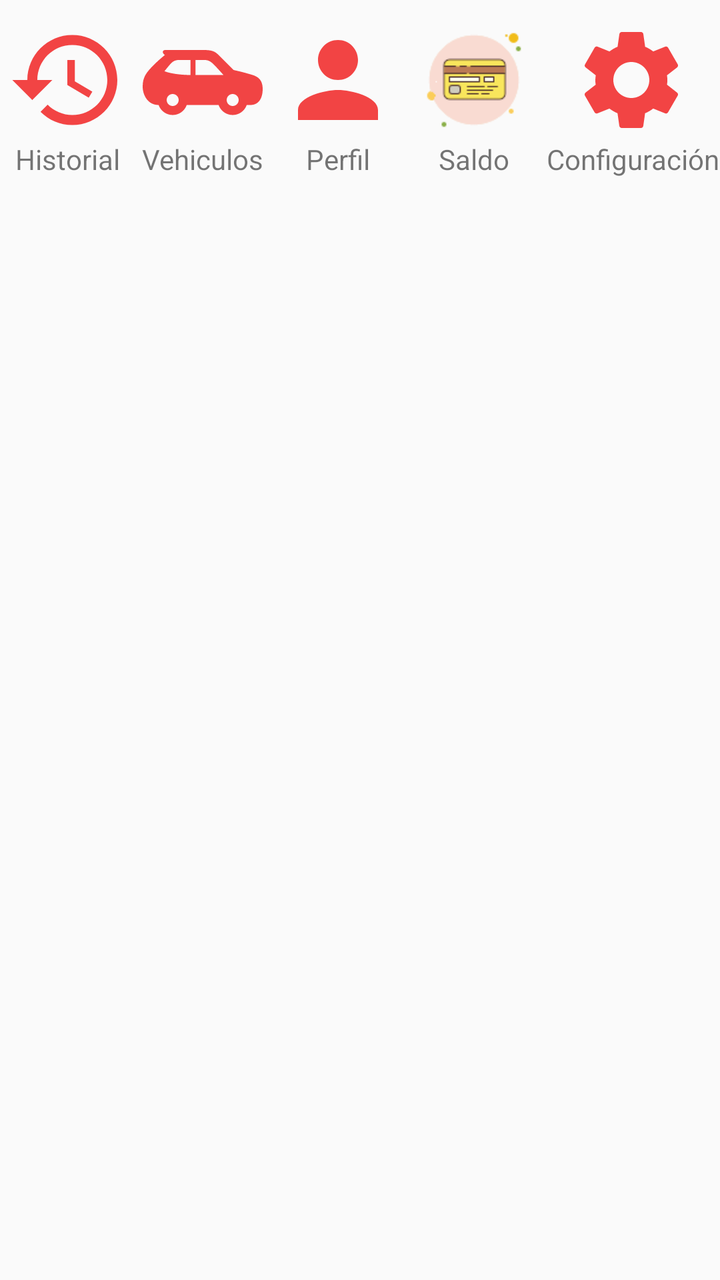
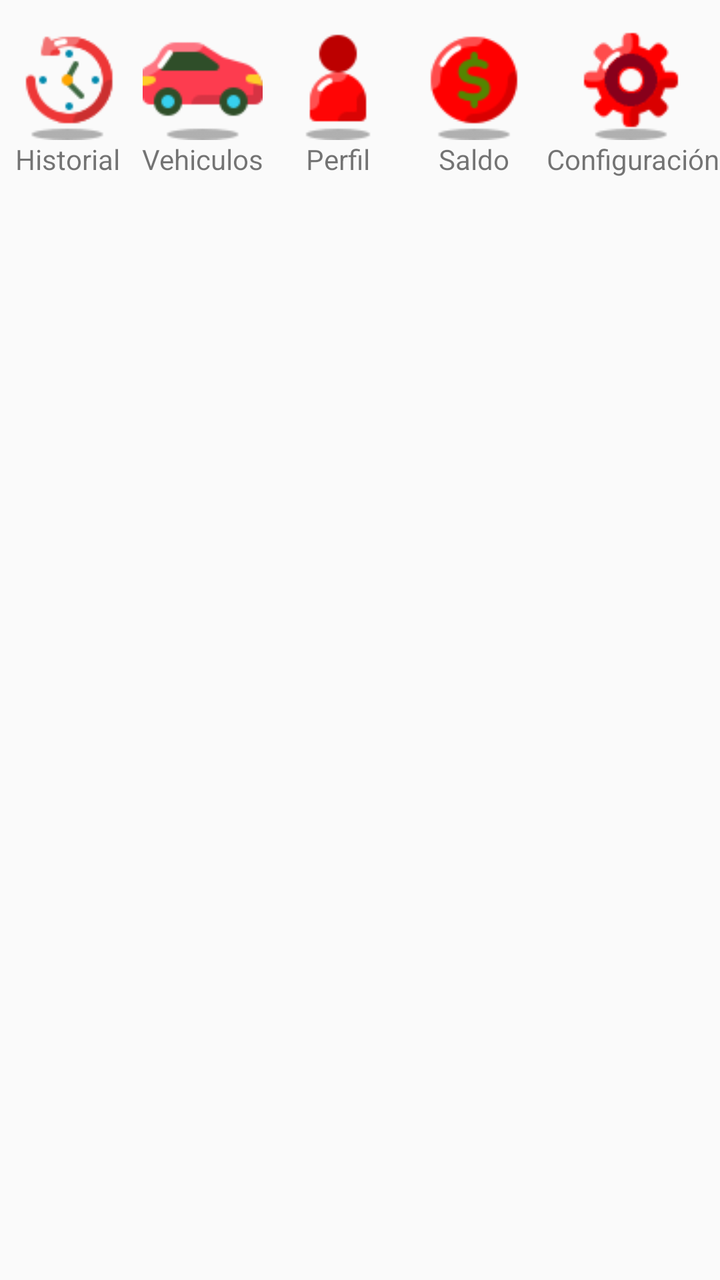

An Android layout rendered at two revisions. The XML below is the earlier revision; the diff shows what the commit changed to produce the second picture.
<!-- AndroidManifest.xml: application theme Theme.ToonsConductor -->
<!-- res/layout/modal_bottom_sheet_menu.xml -->
<?xml version="1.0" encoding="utf-8"?>
<FrameLayout
    xmlns:android="http://schemas.android.com/apk/res/android"
    xmlns:app="http://schemas.android.com/apk/res-auto"
    android:layout_width="match_parent"
    android:layout_height="wrap_content"
    app:layout_behavior="com.google.android.material.bottomsheet.BottomSheetBehavior">


    <LinearLayout
        android:layout_width="match_parent"
        android:layout_height="wrap_content"
        android:orientation="vertical"
        android:layout_marginBottom="10dp"
        android:layout_marginTop="10dp"
        android:layout_gravity="top">

        <LinearLayout
            android:layout_width="match_parent"
            android:layout_height="wrap_content"
            android:orientation="horizontal">

            <LinearLayout
                android:id="@+id/linearLayoutHistory"
                android:layout_width="0dp"
                android:layout_height="wrap_content"
                android:orientation="vertical"
                android:layout_weight="1"
                android:gravity="center">

                <ImageView
                    android:layout_width="60dp"
                    android:layout_height="60dp"
                    android:src="@drawable/ic_history" />

                <TextView
                    android:layout_width="wrap_content"
                    android:layout_height="wrap_content"
                    android:text="Historial" />

            </LinearLayout>

            <LinearLayout
                android:id="@+id/linearLayoutCar"
                android:layout_width="0dp"
                android:layout_height="wrap_content"
                android:layout_weight="1"
                android:orientation="vertical"
                android:gravity="center">

                <ImageView
                    android:layout_width="60dp"
                    android:layout_height="60dp"
                    android:src="@drawable/ic_paralel_car_red" />

                <TextView
                    android:layout_width="wrap_content"
                    android:layout_height="wrap_content"
                    android:text="Vehiculos" />

            </LinearLayout>

            <LinearLayout
                android:id="@+id/linearLayoutProfile"
                android:layout_width="0dp"
                android:layout_height="wrap_content"
                android:layout_weight="1"
                android:orientation="vertical"
                android:gravity="center">

                <ImageView
                    android:layout_width="60dp"
                    android:layout_height="60dp"
                    android:src="@drawable/ic_person" />

                <TextView
                    android:layout_width="wrap_content"
                    android:layout_height="wrap_content"
                    android:text="Perfil" />

            </LinearLayout>

            <LinearLayout
                android:id="@+id/linearLayoutRecagas"
                android:layout_width="0dp"
                android:layout_height="wrap_content"
                android:orientation="vertical"
                android:layout_weight="1"
                android:gravity="center">

                <ImageView
                    android:id="@+id/imageView4"
                    android:layout_width="match_parent"
                    android:layout_height="60dp"
                    android:src="@drawable/ic_credi_card" />

                <TextView
                    android:id="@+id/textView3"
                    android:layout_width="match_parent"
                    android:layout_height="wrap_content"

                    android:foregroundGravity="center"
                    android:gravity="center"
                    android:text="Saldo" />
            </LinearLayout>

            <LinearLayout
                android:id="@+id/linearLayoutConfiguracion"
                android:layout_width="wrap_content"
                android:layout_height="wrap_content"
                android:layout_gravity="right"
                android:foregroundGravity="right"
                android:orientation="vertical"
                android:gravity="center">

                <ImageView
                    android:id="@+id/imageView3"
                    android:layout_width="89dp"
                    android:layout_height="60dp"
                    android:layout_gravity="right"
                    android:src="@drawable/baseline_settings_24" />

                <TextView
                    android:id="@+id/textView2"
                    android:layout_width="wrap_content"
                    android:layout_height="wrap_content"
                    android:layout_gravity="right"
                    android:text="Configuración" />

            </LinearLayout>

        </LinearLayout>



    <LinearLayout
        android:layout_width="match_parent"
        android:layout_height="wrap_content"
        android:layout_marginTop="8dp"
        android:orientation="horizontal">





        <LinearLayout
            android:id="@+id/linearLayoutReport"
            android:visibility="gone"
            android:layout_width="0dp"
            android:layout_height="wrap_content"
            android:layout_weight="1"
            android:orientation="vertical"
            android:gravity="center">

            <ImageView
                android:layout_width="60dp"
                android:layout_height="60dp"
                android:src="@drawable/ic_report" />

            <TextView
                android:layout_width="wrap_content"
                android:layout_height="wrap_content"
                android:text="Reportes" />

        </LinearLayout>

    </LinearLayout>
    </LinearLayout>


</FrameLayout>
<!-- resources referenced by this layout -->
<resources>
  <!-- drawable baseline_settings_24 (drawable) -->
  <vector android:height="24dp" android:tint="@color/rojo"
      android:viewportHeight="24" android:viewportWidth="24"
      android:width="24dp" xmlns:android="http://schemas.android.com/apk/res/android">
      <path android:fillColor="@android:color/white" android:pathData="M19.14,12.94c0.04,-0.3 0.06,-0.61 0.06,-0.94c0,-0.32 -0.02,-0.64 -0.07,-0.94l2.03,-1.58c0.18,-0.14 0.23,-0.41 0.12,-0.61l-1.92,-3.32c-0.12,-0.22 -0.37,-0.29 -0.59,-0.22l-2.39,0.96c-0.5,-0.38 -1.03,-0.7 -1.62,-0.94L14.4,2.81c-0.04,-0.24 -0.24,-0.41 -0.48,-0.41h-3.84c-0.24,0 -0.43,0.17 -0.47,0.41L9.25,5.35C8.66,5.59 8.12,5.92 7.63,6.29L5.24,5.33c-0.22,-0.08 -0.47,0 -0.59,0.22L2.74,8.87C2.62,9.08 2.66,9.34 2.86,9.48l2.03,1.58C4.84,11.36 4.8,11.69 4.8,12s0.02,0.64 0.07,0.94l-2.03,1.58c-0.18,0.14 -0.23,0.41 -0.12,0.61l1.92,3.32c0.12,0.22 0.37,0.29 0.59,0.22l2.39,-0.96c0.5,0.38 1.03,0.7 1.62,0.94l0.36,2.54c0.05,0.24 0.24,0.41 0.48,0.41h3.84c0.24,0 0.44,-0.17 0.47,-0.41l0.36,-2.54c0.59,-0.24 1.13,-0.56 1.62,-0.94l2.39,0.96c0.22,0.08 0.47,0 0.59,-0.22l1.92,-3.32c0.12,-0.22 0.07,-0.47 -0.12,-0.61L19.14,12.94zM12,15.6c-1.98,0 -3.6,-1.62 -3.6,-3.6s1.62,-3.6 3.6,-3.6s3.6,1.62 3.6,3.6S13.98,15.6 12,15.6z"/>
  </vector>
  <!-- drawable ic_credi_card: png bitmap (drawable, 2980 bytes) -->
  <!-- drawable ic_history (drawable) -->
  <vector android:height="250dp" android:tint="@color/rojo"
      android:viewportHeight="24" android:viewportWidth="24"
      android:width="250dp" xmlns:android="http://schemas.android.com/apk/res/android">
      <path android:fillColor="@android:color/white" android:pathData="M13,3c-4.97,0 -9,4.03 -9,9L1,12l3.89,3.89 0.07,0.14L9,12L6,12c0,-3.87 3.13,-7 7,-7s7,3.13 7,7 -3.13,7 -7,7c-1.93,0 -3.68,-0.79 -4.94,-2.06l-1.42,1.42C8.27,19.99 10.51,21 13,21c4.97,0 9,-4.03 9,-9s-4.03,-9 -9,-9zM12,8v5l4.28,2.54 0.72,-1.21 -3.5,-2.08L13.5,8L12,8z"/>
  </vector>
  <!-- drawable ic_paralel_car_red (drawable) -->
  <vector xmlns:android="http://schemas.android.com/apk/res/android"
      android:width="24dp"
      android:height="24dp"
      android:viewportWidth="24"
      android:viewportHeight="24">
    <path
        android:fillColor="@color/rojo"
        android:pathData="M21.739,10.921c-1.347,-0.39 -1.885,-0.538 -3.552,-0.921 0,0 -2.379,-2.359 -2.832,-2.816 -0.568,-0.572 -1.043,-1.184 -2.949,-1.184h-7.894c-0.511,0 -0.736,0.547 -0.07,1 -0.742,0.602 -1.619,1.38 -2.258,2.027 -1.435,1.455 -2.184,2.385 -2.184,4.255 0,1.76 1.042,3.718 3.174,3.718h0.01c0.413,1.162 1.512,2 2.816,2 1.304,0 2.403,-0.838 2.816,-2h6.367c0.413,1.162 1.512,2 2.816,2s2.403,-0.838 2.816,-2h0.685c1.994,0 2.5,-1.776 2.5,-3.165 0,-2.041 -1.123,-2.584 -2.261,-2.914zM6,17.2c-0.662,0 -1.2,-0.538 -1.2,-1.2s0.538,-1.2 1.2,-1.2 1.2,0.538 1.2,1.2 -0.538,1.2 -1.2,1.2zM9.576,11c-1.071,0 -3.5,-0.106 -5.219,-0.75 0.578,-0.75 0.998,-1.222 1.27,-1.536 0.318,-0.368 0.873,-0.714 1.561,-0.714h2.388v3zM10.576,8h1.835c0.882,0 1.428,0.493 2.022,1.105 0.452,0.466 1.732,1.895 1.732,1.895h-5.588v-3zM18,17.2c-0.662,0 -1.2,-0.538 -1.2,-1.2s0.538,-1.2 1.2,-1.2 1.2,0.538 1.2,1.2 -0.538,1.2 -1.2,1.2z"/>
  </vector>
  <!-- drawable ic_person (drawable) -->
  <vector android:height="250dp" android:tint="@color/rojo"
      android:viewportHeight="24" android:viewportWidth="24"
      android:width="250dp" xmlns:android="http://schemas.android.com/apk/res/android">
      <path android:fillColor="@android:color/white" android:pathData="M12,12c2.21,0 4,-1.79 4,-4s-1.79,-4 -4,-4 -4,1.79 -4,4 1.79,4 4,4zM12,14c-2.67,0 -8,1.34 -8,4v2h16v-2c0,-2.66 -5.33,-4 -8,-4z"/>
  </vector>
  <style name="Theme.ToonsConductor" parent="Base.Theme.ToonsConductor" />
  <color name="rojo">#EEF13737</color>
  <color name="white">#FFFFFFFF</color>
  <color name="black">#FF000000</color>
  <color name="grey">#BFBFBF</color>
  <style name="CustomProgressBar" parent="@android:style/Widget.ProgressBar">
          <item name="android:backgroundTint">@color/red</item>
      </style>
  <color name="red">#FF1739</color>
  <!-- unchanged entries left out for length: 2 -->
</resources>

<!-- the commit's change to res/layout/modal_bottom_sheet_menu.xml (unified diff, before → after) -->
@@ -51,7 +51,7 @@
                 <ImageView
                     android:layout_width="60dp"
                     android:layout_height="60dp"
-                    android:src="@drawable/ic_paralel_car_red" />
+                    android:src="@drawable/ic_car" />
 
                 <TextView
                     android:layout_width="wrap_content"
@@ -92,13 +92,12 @@
                     android:id="@+id/imageView4"
                     android:layout_width="match_parent"
                     android:layout_height="60dp"
-                    android:src="@drawable/ic_credi_card" />
+                    android:src="@drawable/ic_saldo_logo" />
 
                 <TextView
                     android:id="@+id/textView3"
                     android:layout_width="match_parent"
                     android:layout_height="wrap_content"
-
                     android:foregroundGravity="center"
                     android:gravity="center"
                     android:text="Saldo" />
<!-- resource entries referenced after the edit -->
@@ -1,34 +1,10 @@
 <!-- resources referenced by this layout -->
 <resources>
-  <!-- drawable baseline_settings_24 (drawable) -->
-  <vector android:height="24dp" android:tint="@color/rojo"
-      android:viewportHeight="24" android:viewportWidth="24"
-      android:width="24dp" xmlns:android="http://schemas.android.com/apk/res/android">
-      <path android:fillColor="@android:color/white" android:pathData="M19.14,12.94c0.04,-0.3 0.06,-0.61 0.06,-0.94c0,-0.32 -0.02,-0.64 -0.07,-0.94l2.03,-1.58c0.18,-0.14 0.23,-0.41 0.12,-0.61l-1.92,-3.32c-0.12,-0.22 -0.37,-0.29 -0.59,-0.22l-2.39,0.96c-0.5,-0.38 -1.03,-0.7 -1.62,-0.94L14.4,2.81c-0.04,-0.24 -0.24,-0.41 -0.48,-0.41h-3.84c-0.24,0 -0.43,0.17 -0.47,0.41L9.25,5.35C8.66,5.59 8.12,5.92 7.63,6.29L5.24,5.33c-0.22,-0.08 -0.47,0 -0.59,0.22L2.74,8.87C2.62,9.08 2.66,9.34 2.86,9.48l2.03,1.58C4.84,11.36 4.8,11.69 4.8,12s0.02,0.64 0.07,0.94l-2.03,1.58c-0.18,0.14 -0.23,0.41 -0.12,0.61l1.92,3.32c0.12,0.22 0.37,0.29 0.59,0.22l2.39,-0.96c0.5,0.38 1.03,0.7 1.62,0.94l0.36,2.54c0.05,0.24 0.24,0.41 0.48,0.41h3.84c0.24,0 0.44,-0.17 0.47,-0.41l0.36,-2.54c0.59,-0.24 1.13,-0.56 1.62,-0.94l2.39,0.96c0.22,0.08 0.47,0 0.59,-0.22l1.92,-3.32c0.12,-0.22 0.07,-0.47 -0.12,-0.61L19.14,12.94zM12,15.6c-1.98,0 -3.6,-1.62 -3.6,-3.6s1.62,-3.6 3.6,-3.6s3.6,1.62 3.6,3.6S13.98,15.6 12,15.6z"/>
-  </vector>
-  <!-- drawable ic_credi_card: png bitmap (drawable, 2980 bytes) -->
-  <!-- drawable ic_history (drawable) -->
-  <vector android:height="250dp" android:tint="@color/rojo"
-      android:viewportHeight="24" android:viewportWidth="24"
-      android:width="250dp" xmlns:android="http://schemas.android.com/apk/res/android">
-      <path android:fillColor="@android:color/white" android:pathData="M13,3c-4.97,0 -9,4.03 -9,9L1,12l3.89,3.89 0.07,0.14L9,12L6,12c0,-3.87 3.13,-7 7,-7s7,3.13 7,7 -3.13,7 -7,7c-1.93,0 -3.68,-0.79 -4.94,-2.06l-1.42,1.42C8.27,19.99 10.51,21 13,21c4.97,0 9,-4.03 9,-9s-4.03,-9 -9,-9zM12,8v5l4.28,2.54 0.72,-1.21 -3.5,-2.08L13.5,8L12,8z"/>
-  </vector>
-  <!-- drawable ic_paralel_car_red (drawable) -->
-  <vector xmlns:android="http://schemas.android.com/apk/res/android"
-      android:width="24dp"
-      android:height="24dp"
-      android:viewportWidth="24"
-      android:viewportHeight="24">
-    <path
-        android:fillColor="@color/rojo"
-        android:pathData="M21.739,10.921c-1.347,-0.39 -1.885,-0.538 -3.552,-0.921 0,0 -2.379,-2.359 -2.832,-2.816 -0.568,-0.572 -1.043,-1.184 -2.949,-1.184h-7.894c-0.511,0 -0.736,0.547 -0.07,1 -0.742,0.602 -1.619,1.38 -2.258,2.027 -1.435,1.455 -2.184,2.385 -2.184,4.255 0,1.76 1.042,3.718 3.174,3.718h0.01c0.413,1.162 1.512,2 2.816,2 1.304,0 2.403,-0.838 2.816,-2h6.367c0.413,1.162 1.512,2 2.816,2s2.403,-0.838 2.816,-2h0.685c1.994,0 2.5,-1.776 2.5,-3.165 0,-2.041 -1.123,-2.584 -2.261,-2.914zM6,17.2c-0.662,0 -1.2,-0.538 -1.2,-1.2s0.538,-1.2 1.2,-1.2 1.2,0.538 1.2,1.2 -0.538,1.2 -1.2,1.2zM9.576,11c-1.071,0 -3.5,-0.106 -5.219,-0.75 0.578,-0.75 0.998,-1.222 1.27,-1.536 0.318,-0.368 0.873,-0.714 1.561,-0.714h2.388v3zM10.576,8h1.835c0.882,0 1.428,0.493 2.022,1.105 0.452,0.466 1.732,1.895 1.732,1.895h-5.588v-3zM18,17.2c-0.662,0 -1.2,-0.538 -1.2,-1.2s0.538,-1.2 1.2,-1.2 1.2,0.538 1.2,1.2 -0.538,1.2 -1.2,1.2z"/>
-  </vector>
-  <!-- drawable ic_person (drawable) -->
-  <vector android:height="250dp" android:tint="@color/rojo"
-      android:viewportHeight="24" android:viewportWidth="24"
-      android:width="250dp" xmlns:android="http://schemas.android.com/apk/res/android">
-      <path android:fillColor="@android:color/white" android:pathData="M12,12c2.21,0 4,-1.79 4,-4s-1.79,-4 -4,-4 -4,1.79 -4,4 1.79,4 4,4zM12,14c-2.67,0 -8,1.34 -8,4v2h16v-2c0,-2.66 -5.33,-4 -8,-4z"/>
-  </vector>
+  <!-- drawable baseline_settings_24: png bitmap (drawable, 2342 bytes) -->
+  <!-- drawable ic_car: png bitmap (drawable, 1683 bytes) -->
+  <!-- drawable ic_history: png bitmap (drawable, 1968 bytes) -->
+  <!-- drawable ic_person: png bitmap (drawable, 1024 bytes) -->
+  <!-- drawable ic_saldo_logo: png bitmap (drawable, 1748 bytes) -->
   <style name="Theme.ToonsConductor" parent="Base.Theme.ToonsConductor" />
   <color name="rojo">#EEF13737</color>
   <color name="white">#FFFFFFFF</color>
